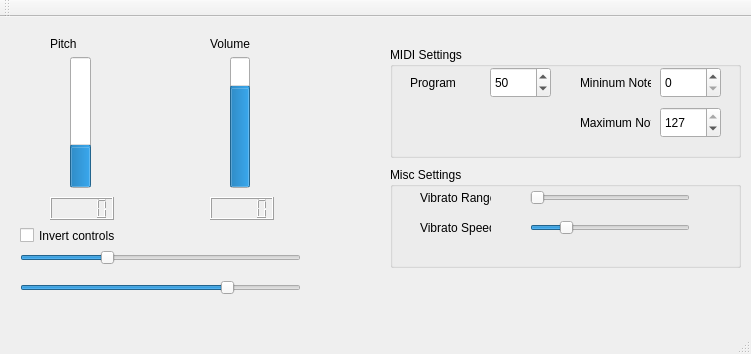
The window that mainwindow.ui (Ikke007/Theremin) describes before a commit, drawn with Qt 5.
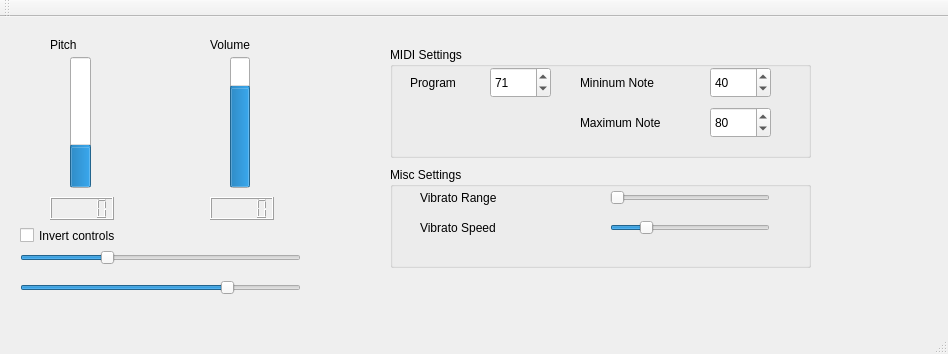
The same window after the commit.

Diff of the .ui file:
```diff
--- a/mainwindow.ui
+++ b/mainwindow.ui
@@ -6,7 +6,7 @@
    <rect>
     <x>0</x>
     <y>0</y>
-    <width>751</width>
+    <width>948</width>
     <height>354</height>
    </rect>
   </property>
@@ -80,8 +80,8 @@
      <rect>
       <x>50</x>
       <y>20</y>
-      <width>47</width>
-      <height>13</height>
+      <width>61</width>
+      <height>16</height>
      </rect>
     </property>
     <property name="text">
@@ -93,8 +93,8 @@
      <rect>
       <x>210</x>
       <y>20</y>
-      <width>47</width>
-      <height>13</height>
+      <width>71</width>
+      <height>16</height>
      </rect>
     </property>
     <property name="text">
@@ -106,7 +106,7 @@
      <rect>
       <x>20</x>
       <y>210</y>
-      <width>101</width>
+      <width>161</width>
       <height>17</height>
      </rect>
     </property>
@@ -157,7 +157,7 @@
      <rect>
       <x>390</x>
       <y>30</y>
-      <width>351</width>
+      <width>421</width>
       <height>111</height>
      </rect>
     </property>
@@ -169,7 +169,7 @@
       <rect>
        <x>190</x>
        <y>60</y>
-       <width>71</width>
+       <width>111</width>
        <height>31</height>
       </rect>
      </property>
@@ -190,7 +190,7 @@
       <number>127</number>
      </property>
      <property name="value">
-      <number>50</number>
+      <number>71</number>
      </property>
     </widget>
     <widget class="QLabel" name="label_4">
@@ -198,7 +198,7 @@
       <rect>
        <x>190</x>
        <y>20</y>
-       <width>71</width>
+       <width>121</width>
        <height>31</height>
       </rect>
      </property>
@@ -209,7 +209,7 @@
     <widget class="QSpinBox" name="minNote">
      <property name="geometry">
       <rect>
-       <x>270</x>
+       <x>320</x>
        <y>20</y>
        <width>61</width>
        <height>31</height>
@@ -219,13 +219,13 @@
       <number>127</number>
      </property>
      <property name="value">
-      <number>0</number>
+      <number>40</number>
      </property>
     </widget>
     <widget class="QSpinBox" name="maxNote">
      <property name="geometry">
       <rect>
-       <x>270</x>
+       <x>320</x>
        <y>60</y>
        <width>61</width>
        <height>31</height>
@@ -235,7 +235,7 @@
       <number>127</number>
      </property>
      <property name="value">
-      <number>127</number>
+      <number>80</number>
      </property>
     </widget>
     <widget class="QLabel" name="label_3">
@@ -257,7 +257,7 @@
      <rect>
       <x>390</x>
       <y>150</y>
-      <width>351</width>
+      <width>421</width>
       <height>101</height>
      </rect>
     </property>
@@ -269,7 +269,7 @@
       <rect>
        <x>30</x>
        <y>20</y>
-       <width>71</width>
+       <width>171</width>
        <height>21</height>
       </rect>
      </property>
@@ -280,7 +280,7 @@
     <widget class="QSlider" name="sliderVibratoRange">
      <property name="geometry">
       <rect>
-       <x>140</x>
+       <x>220</x>
        <y>20</y>
        <width>160</width>
        <height>22</height>
@@ -298,7 +298,7 @@
       <rect>
        <x>30</x>
        <y>50</y>
-       <width>71</width>
+       <width>171</width>
        <height>21</height>
       </rect>
      </property>
@@ -309,7 +309,7 @@
     <widget class="QSlider" name="sliderVibratoSpeed">
      <property name="geometry">
       <rect>
-       <x>140</x>
+       <x>220</x>
        <y>50</y>
        <width>160</width>
        <height>22</height>
```
Left out of the diff: 4 changed lines with no effect on the pictures.
